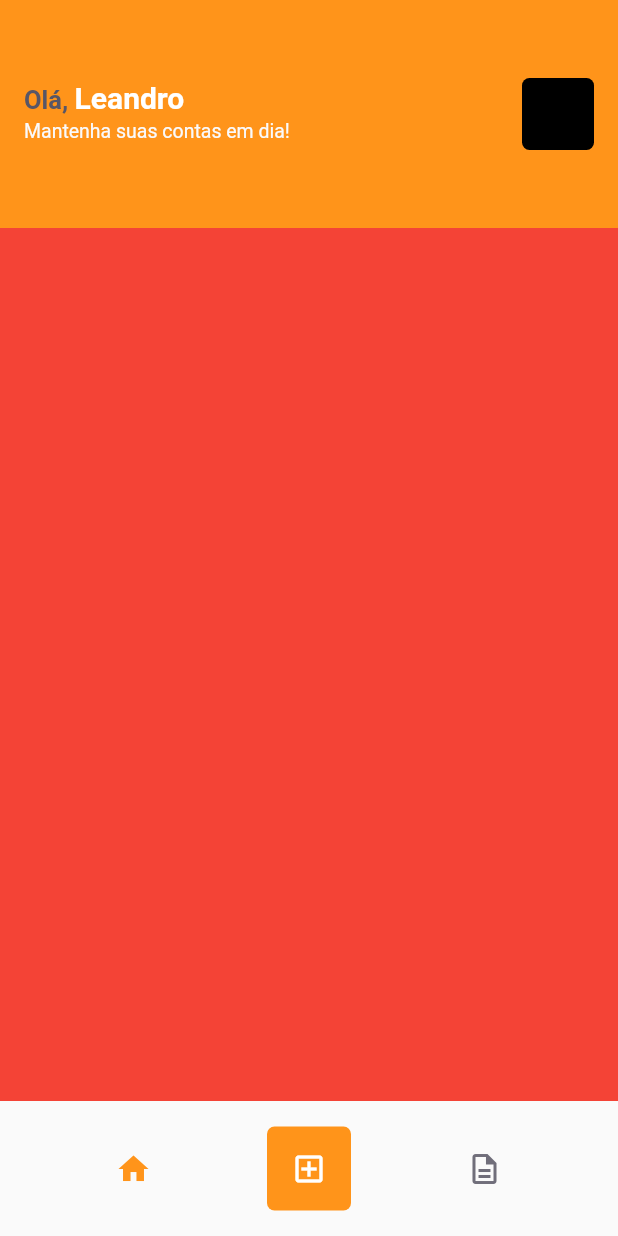
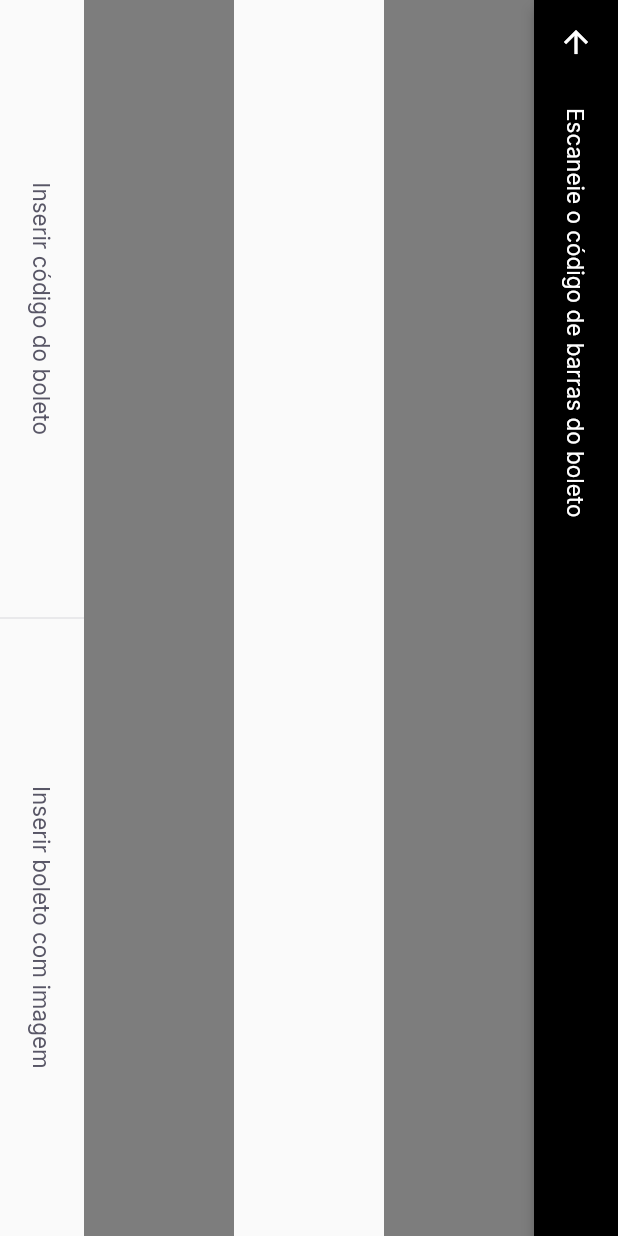
Before and after one commit to leealvescosta/payflow, a Flutter app: the HomePage screen opened by its route, after a tap on the "add box" icon, on a phone screen of 412 x 824 dp. Run offline on Flutter 3.47's test engine with Material 2 defaults, Android fonts, the phone set to English and light mode, and no system bars; our stand-ins replace firebase_core, google_fonts, google_sign_in, shared_preferences; accounts and stored records are empty.

Commit message:
Created a Barcode Scanner Class and added news features :up:

```diff
--- a/lib/app_widget.dart
+++ b/lib/app_widget.dart
@@ -1,5 +1,6 @@
 import 'package:flutter/cupertino.dart';
 import 'package:flutter/material.dart';
+import 'package:pay_flow/modules/barcode_scanner/barcode_scanner_page.dart';
 import 'package:pay_flow/modules/home/home_page.dart';
 import 'package:pay_flow/modules/login/login_page.dart';
 import 'package:pay_flow/modules/splash/splash_page.dart';
@@ -11,12 +12,13 @@ class AppWidget extends StatelessWidget {
     return MaterialApp(
       title: '',
       debugShowCheckedModeBanner: false,
-      theme: ThemeData(primaryColor: AppColors.primary),
+      theme: ThemeData(primarySwatch: Colors.orange, primaryColor: AppColors.primary),
       initialRoute: "/splash",
       routes: {
         "/splash": (context) => SplashPage(),
         "/login": (context) => LoginPage(),
         "/home": (context) => HomePage(),
+        "/barcode": (context) => BarcodeScannerPage(),
       },
     );
   }
--- /dev/null
+++ b/lib/modules/barcode_scanner/barcode_scanner_page.dart
@@ -0,0 +1,55 @@
+import 'package:flutter/material.dart';
+import 'package:pay_flow/shared/themes/app_colors.dart';
+import 'package:pay_flow/shared/themes/app_text_styles.dart';
+import 'package:pay_flow/shared/widgets/set_label_buttons/set_label_buttons.dart';
+
+class BarcodeScannerPage extends StatefulWidget {
+  const BarcodeScannerPage({Key? key}) : super(key: key);
+
+  @override
+  _BarcodeScannerPageState createState() => _BarcodeScannerPageState();
+}
+
+class _BarcodeScannerPageState extends State<BarcodeScannerPage> {
+  @override
+  Widget build(BuildContext context) {
+    return SafeArea(
+      top: true,
+      bottom: false,
+      child: RotatedBox(
+        quarterTurns: 1,
+        child: Scaffold(
+          appBar: AppBar(
+            backgroundColor: Colors.black,
+            title: Text(
+              "Escaneie o código de barras do boleto",
+              style: TextStyles.buttonBackground,
+            ),
+            leading: BackButton(color: AppColors.background),
+          ),
+          body: Column(
+            children: [
+              Expanded(
+                child: Container(color: Colors.black.withOpacity(0.5)),
+              ),
+              Expanded(
+                child: Container(color: Colors.transparent),
+              ),
+              Expanded(
+                child: Container(color: Colors.black.withOpacity(0.5)),
+              ),
+            ],
+          ),
+          bottomNavigationBar: SafeArea(
+            child: SetLabelButtons(
+              primaryLabel: "Inserir código do boleto",
+              primaryOnPressed: () {},
+              secondaryLabel: "Inserir boleto com imagem",
+              secondaryOnPressed: () {},
+            ),
+          ),
+        ),
+      ),
+    );
+  }
+}
--- a/lib/modules/home/home_page.dart
+++ b/lib/modules/home/home_page.dart
@@ -75,7 +75,9 @@ class _HomePageState extends State<HomePage> {
                   borderRadius: BorderRadius.circular(5),
                 ),
                 child: IconButton(
-                  onPressed: () {},
+                  onPressed: () {
+                    Navigator.pushNamed(context, "/barcode");
+                  },
                   icon: Icon(Icons.add_box_outlined),
                   color: AppColors.background,
                 ),
--- /dev/null
+++ b/lib/shared/bottom_sheet/bottom_sheet_widget.dart
@@ -0,0 +1,16 @@
+import 'package:flutter/material.dart';
+import 'package:pay_flow/shared/themes/app_colors.dart';
+
+class BottomSheetWidget extends StatelessWidget {
+  const BottomSheetWidget({Key? key}) : super(key: key);
+
+  @override
+  Widget build(BuildContext context) {
+    return Container(
+      color: AppColors.shape,
+      child: Column(
+        children: [],
+      ),
+    );
+  }
+}
--- /dev/null
+++ b/lib/shared/widgets/divider_vertical/divider_vertical_widget.dart
@@ -0,0 +1,15 @@
+import 'package:flutter/material.dart';
+import 'package:pay_flow/shared/themes/app_colors.dart';
+
+class DividerVerticalWidget extends StatelessWidget {
+  const DividerVerticalWidget({Key? key}) : super(key: key);
+
+  @override
+  Widget build(BuildContext context) {
+    return Container(
+      width: 1,
+      height: double.maxFinite,
+      color: AppColors.stroke,
+    );
+  }
+}
--- /dev/null
+++ b/lib/shared/widgets/label_button/label_button.dart
@@ -0,0 +1,25 @@
+import 'package:flutter/material.dart';
+import 'package:pay_flow/shared/themes/app_text_styles.dart';
+
+class LabelButton extends StatelessWidget {
+  final String label;
+  final VoidCallback onPressed;
+  const LabelButton({
+    Key? key,
+    required this.label,
+    required this.onPressed,
+  }) : super(key: key);
+
+  @override
+  Widget build(BuildContext context) {
+    return Container(
+      height: 56,
+      child: TextButton(
+          onPressed: () {},
+          child: Text(
+            label,
+            style: TextStyles.buttonHeading,
+          )),
+    );
+  }
+}
--- /dev/null
+++ b/lib/shared/widgets/set_label_buttons/set_label_buttons.dart
@@ -0,0 +1,34 @@
+import 'package:flutter/material.dart';
+import 'package:pay_flow/shared/widgets/divider_vertical/divider_vertical_widget.dart';
+import 'package:pay_flow/shared/widgets/label_button/label_button.dart';
+
+class SetLabelButtons extends StatelessWidget {
+  final String primaryLabel;
+  final VoidCallback primaryOnPressed;
+  final String secondaryLabel;
+  final VoidCallback secondaryOnPressed;
+
+  const SetLabelButtons(
+      {Key? key,
+      required this.primaryLabel,
+      required this.primaryOnPressed,
+      required this.secondaryLabel,
+      required this.secondaryOnPressed})
+      : super(key: key);
+
+  @override
+  Widget build(BuildContext context) {
+    return SafeArea(
+      child: Container(
+        height: 56,
+        child: Row(
+          children: [
+            Expanded(child: LabelButton(label: primaryLabel, onPressed: primaryOnPressed)),
+            DividerVerticalWidget(),
+            Expanded(child: LabelButton(label: secondaryLabel, onPressed: secondaryOnPressed)),
+          ],
+        ),
+      ),
+    );
+  }
+}
--- a/pubspec.yaml
+++ b/pubspec.yaml
@@ -11,10 +11,12 @@ environment:
 dependencies:
   flutter:
     sdk: flutter
+  camera: ^0.8.1+3
   cupertino_icons: ^1.0.2
-  firebase_core: ^1.3.0
+  firebase_core: ^1.1.0
   google_fonts: ^2.1.0
   google_sign_in: ^5.0.4
+  image_picker: ^0.8.0+4
   shared_preferences: ^2.0.6
 
 dev_dependencies:
```
Also changed, not shown: pubspec.lock, 5 other files.
